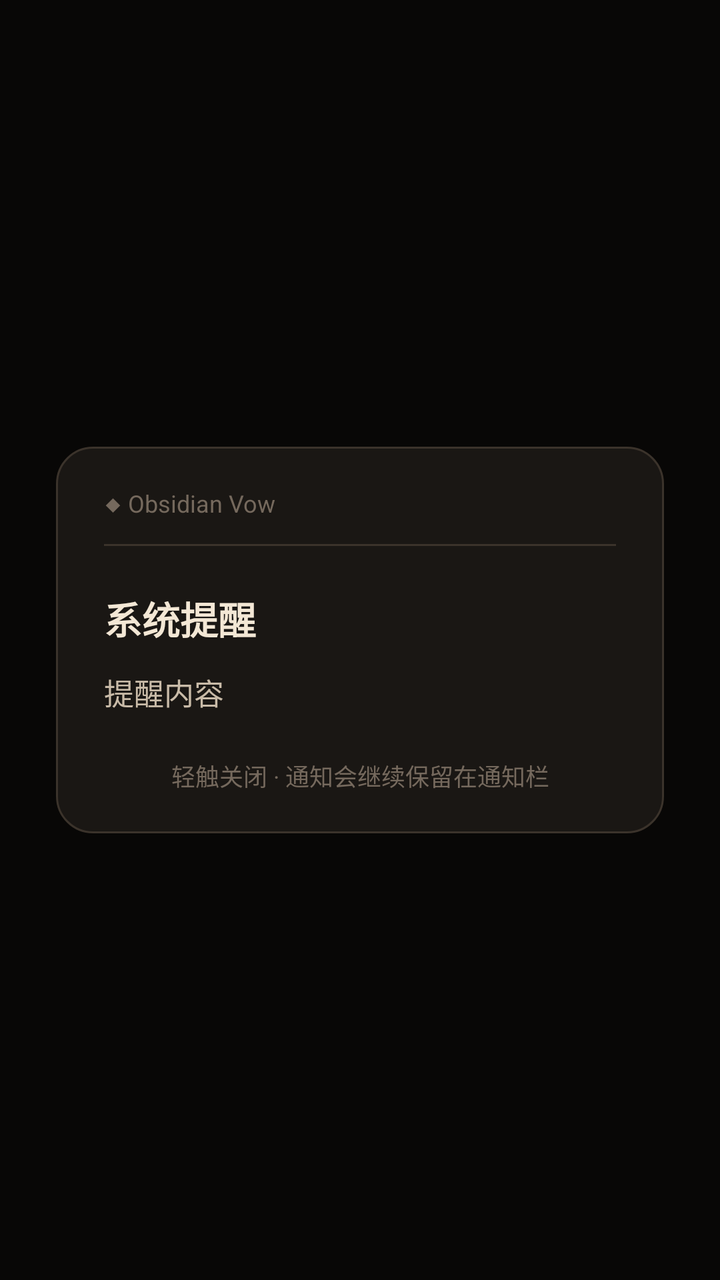
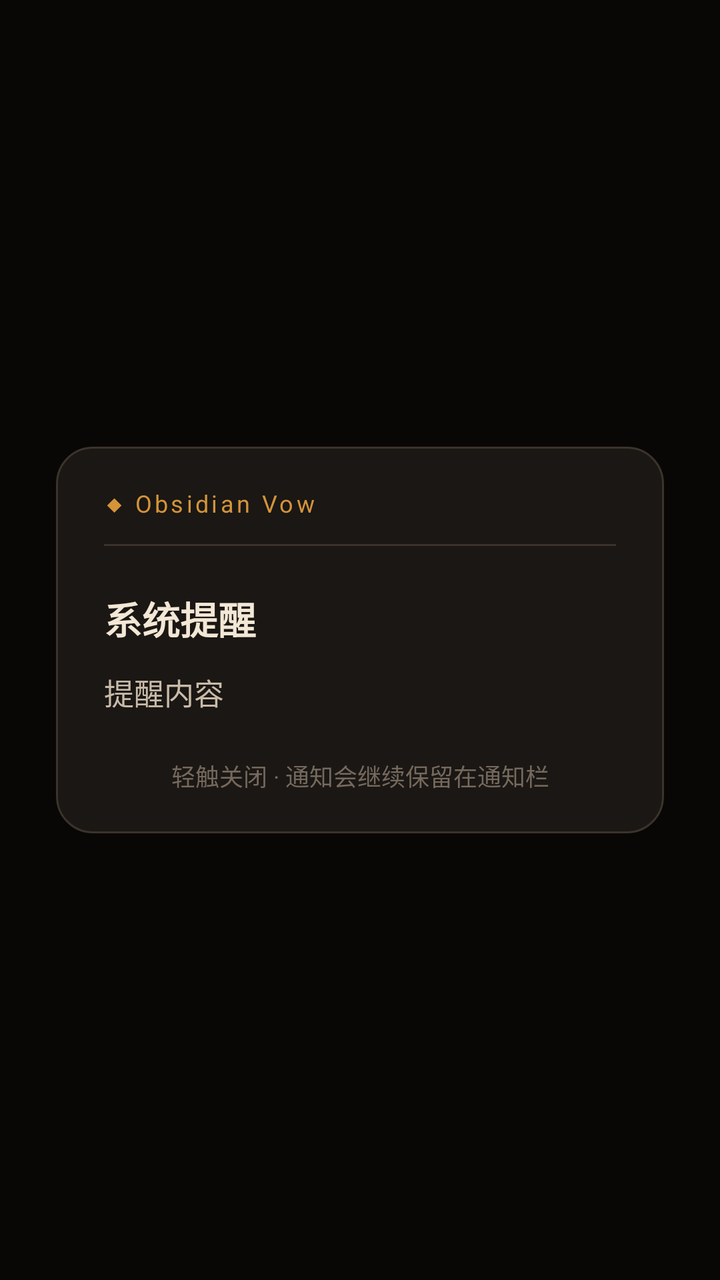

An Android layout rendered at two revisions. The XML below is the earlier revision; the diff shows what the commit changed to produce the second picture.
<!-- AndroidManifest.xml: application theme Theme.ObsidianVow -->
<!-- res/layout/dialog_system_alert.xml -->
<?xml version="1.0" encoding="utf-8"?>
<FrameLayout xmlns:android="http://schemas.android.com/apk/res/android"
    android:id="@+id/systemAlertRoot"
    android:layout_width="match_parent"
    android:layout_height="match_parent"
    android:background="#B3000000"
    android:padding="28dp">

    <LinearLayout
        android:layout_width="match_parent"
        android:layout_height="wrap_content"
        android:layout_gravity="center"
        android:background="@drawable/screen_capture_card_bg"
        android:orientation="vertical"
        android:paddingLeft="24dp"
        android:paddingTop="20dp"
        android:paddingRight="24dp"
        android:paddingBottom="20dp">

        <TextView
            android:layout_width="wrap_content"
            android:layout_height="wrap_content"
            android:text="◆ Obsidian Vow"
            android:textColor="#75695d"
            android:textSize="12sp" />

        <View
            android:layout_width="match_parent"
            android:layout_height="1dp"
            android:layout_marginTop="12dp"
            android:background="#3b332b" />

        <TextView
            android:id="@+id/tvSystemAlertTitle"
            android:layout_width="match_parent"
            android:layout_height="wrap_content"
            android:layout_marginTop="22dp"
            android:text="系统提醒"
            android:textColor="#f3e7d5"
            android:textSize="19sp"
            android:textStyle="bold" />

        <TextView
            android:id="@+id/tvSystemAlertText"
            android:layout_width="match_parent"
            android:layout_height="wrap_content"
            android:layout_marginTop="12dp"
            android:lineSpacingExtra="3dp"
            android:text="提醒内容"
            android:textColor="#c9bba8"
            android:textSize="15sp" />

        <TextView
            android:layout_width="match_parent"
            android:layout_height="wrap_content"
            android:layout_marginTop="22dp"
            android:gravity="center"
            android:text="轻触关闭 · 通知会继续保留在通知栏"
            android:textColor="#75695d"
            android:textSize="12sp" />
    </LinearLayout>
</FrameLayout>
<!-- resources referenced by this layout -->
<resources>
  <!-- drawable screen_capture_card_bg (drawable) -->
  <?xml version="1.0" encoding="utf-8"?>
  <shape xmlns:android="http://schemas.android.com/apk/res/android">
      <solid android:color="#1a1714" />
      <stroke android:width="1dp" android:color="#3b332b" />
      <corners android:radius="18dp" />
  </shape>
  <style name="Theme.ObsidianVow" parent="Theme.AppCompat.DayNight.NoActionBar">
          <item name="android:statusBarColor">#1a1714</item>
          <item name="android:navigationBarColor">#1a1714</item>
          <item name="android:windowBackground">#1a1714</item>
          <item name="android:windowLightStatusBar">false</item>
          <item name="android:windowLightNavigationBar">false</item>
      </style>
</resources>

<!-- the commit's change to res/layout/dialog_system_alert.xml (unified diff, before → after) -->
@@ -21,7 +21,8 @@
             android:layout_width="wrap_content"
             android:layout_height="wrap_content"
             android:text="◆ Obsidian Vow"
-            android:textColor="#75695d"
+            android:textColor="#d4943a"
+            android:letterSpacing="0.12"
             android:textSize="12sp" />
 
         <View
